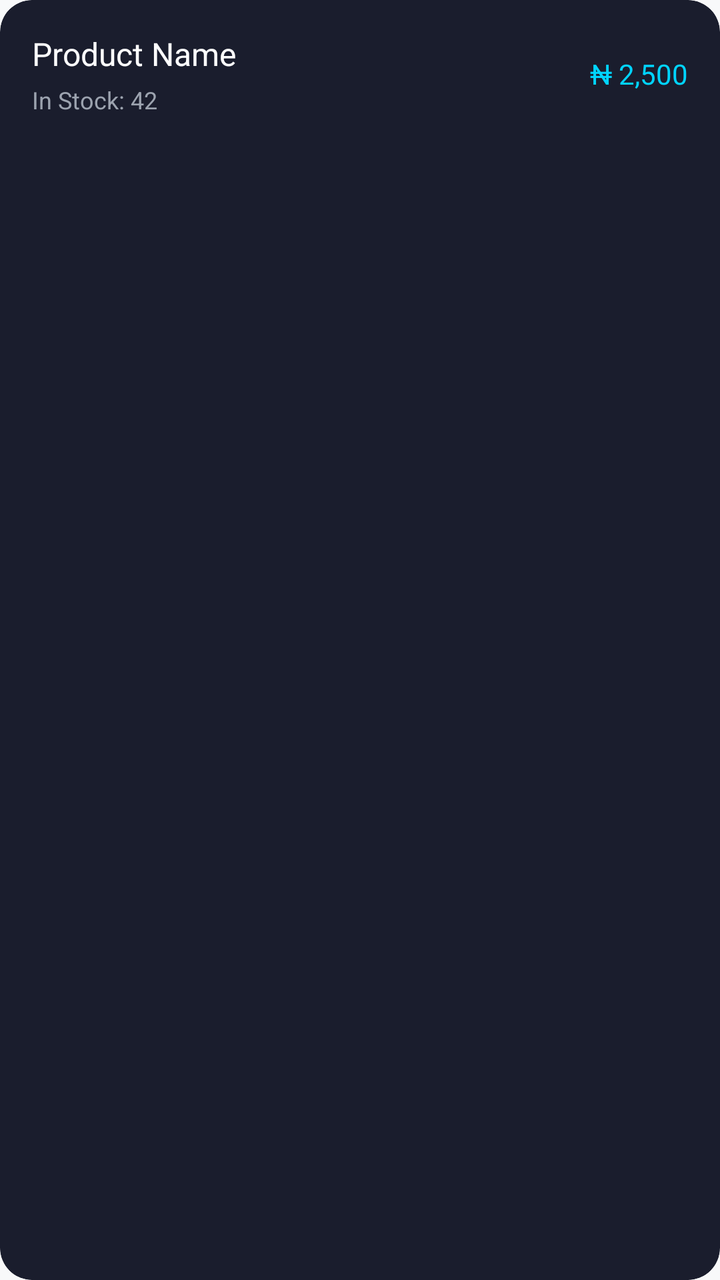
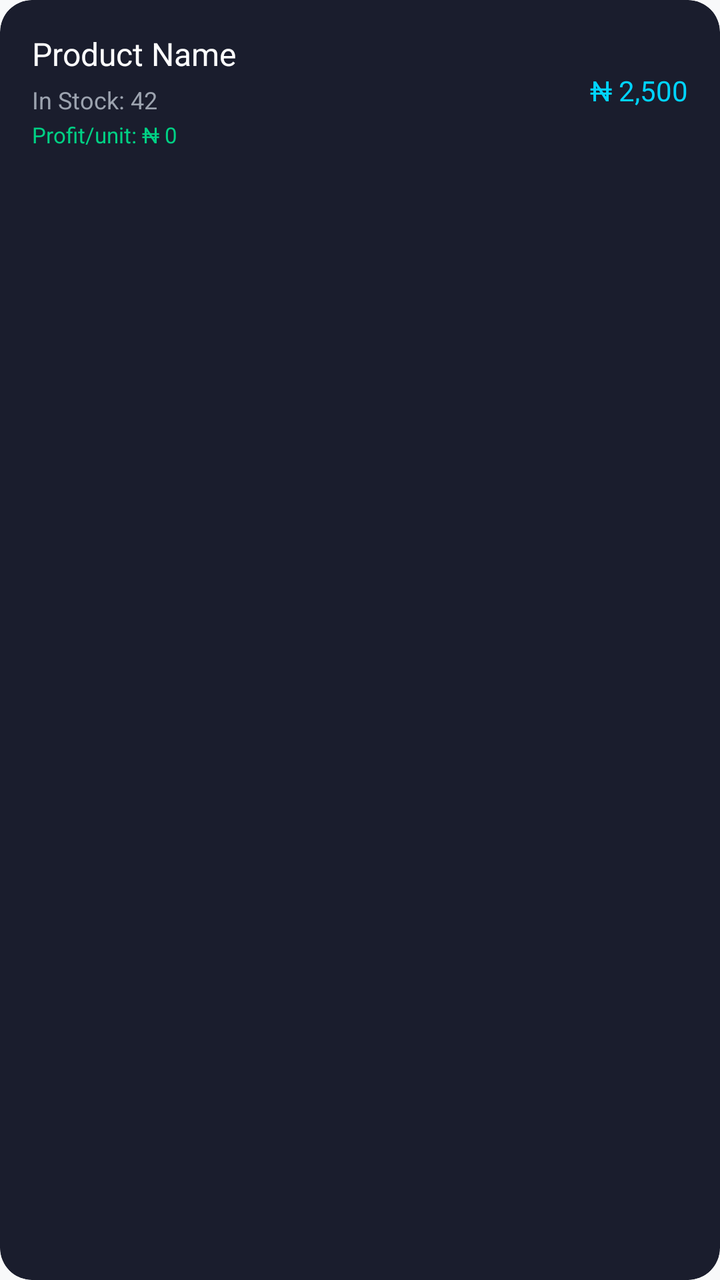

Before-and-after screenshots of an Android layout around one commit, followed by the original layout XML and the change that was made.
<!-- AndroidManifest.xml: application theme Theme.VELTRA -->
<!-- res/layout/item_inventory.xml -->
<?xml version="1.0" encoding="utf-8"?>
<androidx.cardview.widget.CardView xmlns:android="http://schemas.android.com/apk/res/android"
    xmlns:app="http://schemas.android.com/apk/res-auto"
    android:layout_width="match_parent"
    android:layout_height="wrap_content"
    android:layout_marginBottom="12dp"
    app:cardCornerRadius="16dp"
    app:cardBackgroundColor="@color/surface_dark"
    app:cardElevation="0dp">

    <RelativeLayout
        android:layout_width="match_parent"
        android:layout_height="wrap_content"
        android:padding="16dp">

        <TextView
            android:id="@+id/itemName"
            android:layout_width="wrap_content"
            android:layout_height="wrap_content"
            android:text="Product Name"
            android:textColor="@color/white"
            android:textSize="16sp"
            android:fontFamily="sans-serif-bold" />

        <TextView
            android:id="@+id/itemStock"
            android:layout_width="wrap_content"
            android:layout_height="wrap_content"
            android:text="In Stock: 42"
            android:textColor="@color/text_secondary"
            android:textSize="12sp"
            android:layout_below="@id/itemName"
            android:layout_marginTop="4dp" />

        <TextView
            android:id="@+id/itemPrice"
            android:layout_width="wrap_content"
            android:layout_height="wrap_content"
            android:text="₦ 2,500"
            android:textColor="@color/veltra_primary"
            android:fontFamily="sans-serif-bold"
            android:layout_alignParentEnd="true"
            android:layout_centerVertical="true" />

    </RelativeLayout>
</androidx.cardview.widget.CardView>
<!-- resources referenced by this layout -->
<resources>
  <color name="surface_dark">#1A1D2D</color>
  <color name="text_secondary">#9CA3AF</color>
  <color name="veltra_primary">#00D4FF</color>
  <color name="white">#FFFFFF</color>
  <style name="Theme.VELTRA" parent="Theme.MaterialComponents.DayNight.NoActionBar">
          
          <item name="colorPrimary">@color/veltra_primary</item>
          <item name="colorPrimaryVariant">@color/veltra_secondary</item>
          <item name="colorOnPrimary">@color/white</item>
          
          <item name="colorSecondary">@color/veltra_secondary</item>
          <item name="colorSecondaryVariant">@color/veltra_secondary</item>
          <item name="colorOnSecondary">@color/white</item>
          
          <item name="android:statusBarColor">?attr/colorSurface</item>
          <item name="android:windowLightStatusBar">true</item>
          
          <item name="android:windowBackground">@color/background_themed</item>
          <item name="colorSurface">@color/surface_themed</item>
          <item name="android:textColorPrimary">@color/text_themed_primary</item>
      </style>
  <color name="veltra_secondary">#7000FF</color>
  <color name="background_themed">@color/background_light</color>
  <color name="surface_themed">@color/surface_light</color>
  <color name="text_themed_primary">@color/black</color>
  <color name="background_light">#F8F9FA</color>
  <color name="surface_light">#FFFFFF</color>
  <color name="black">#000000</color>
</resources>

<!-- the commit's change to res/layout/item_inventory.xml (unified diff, before → after) -->
@@ -33,6 +33,16 @@
             android:layout_marginTop="4dp" />
 
         <TextView
+            android:id="@+id/itemProfit"
+            android:layout_width="wrap_content"
+            android:layout_height="wrap_content"
+            android:text="Profit/unit: ₦ 0"
+            android:textColor="@color/veltra_success"
+            android:textSize="11sp"
+            android:layout_below="@id/itemStock"
+            android:layout_marginTop="2dp" />
+
+        <TextView
             android:id="@+id/itemPrice"
             android:layout_width="wrap_content"
             android:layout_height="wrap_content"
<!-- resource entries referenced after the edit -->
@@ -3,6 +3,7 @@
   <color name="surface_dark">#1A1D2D</color>
   <color name="text_secondary">#9CA3AF</color>
   <color name="veltra_primary">#00D4FF</color>
+  <color name="veltra_success">#00D084</color>
   <color name="white">#FFFFFF</color>
   <style name="Theme.VELTRA" parent="Theme.MaterialComponents.DayNight.NoActionBar">
           
